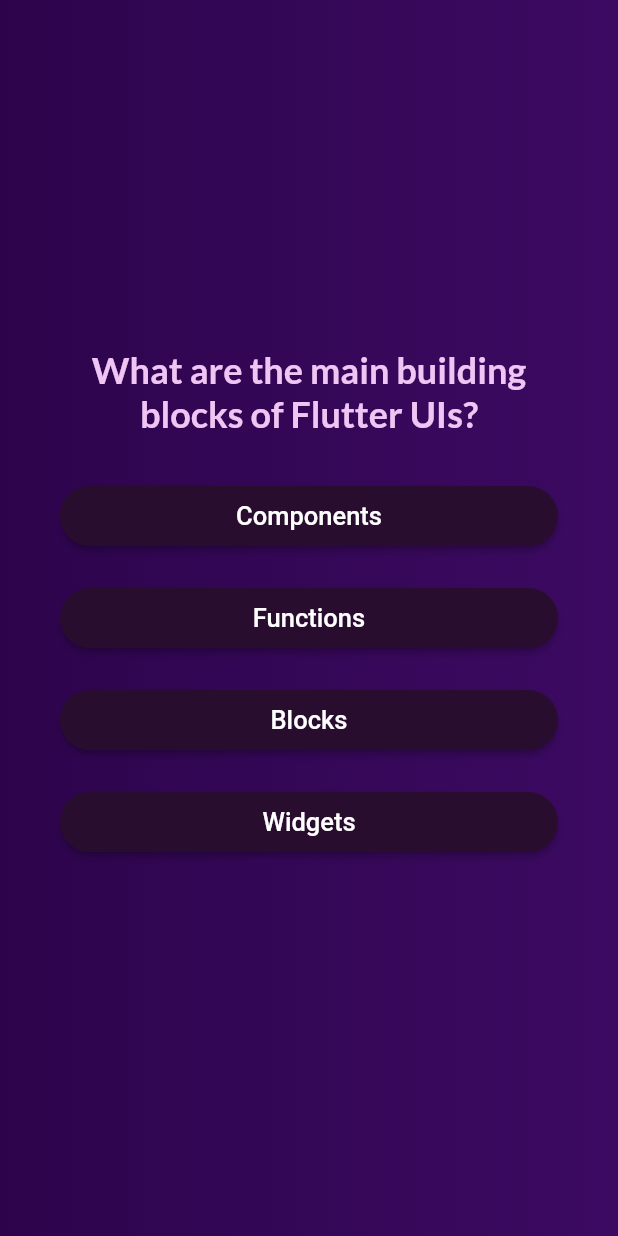
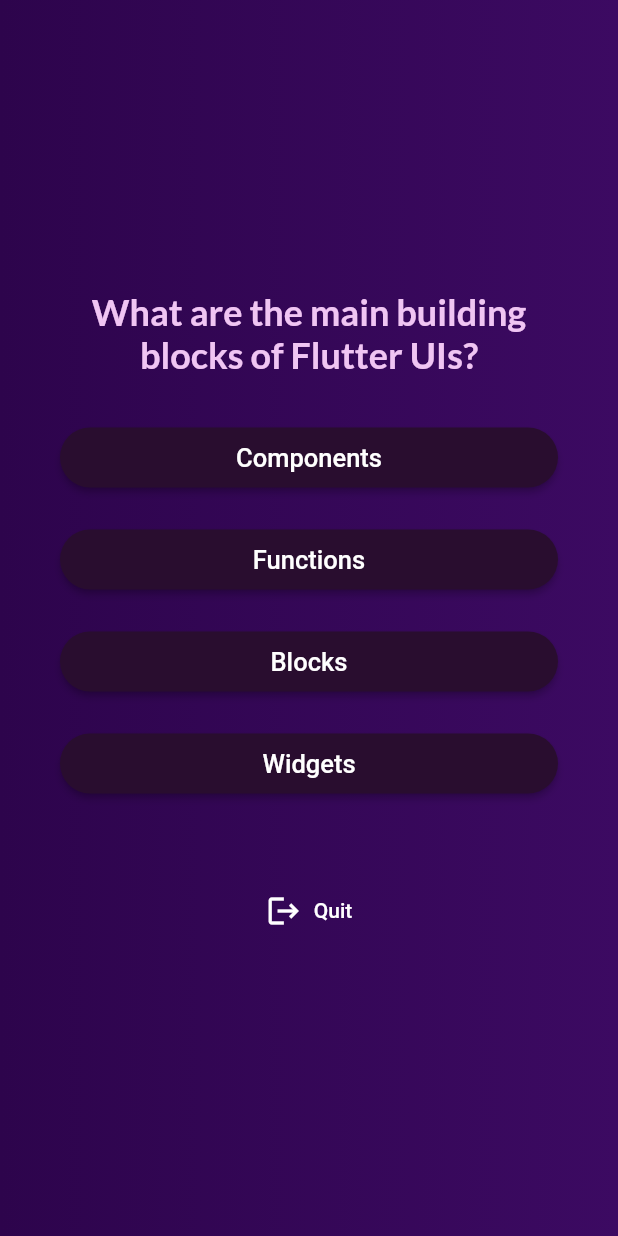
Before and after one commit to shedeurbarker/FlutterTutorials, a Flutter app: the screen it shows after launch, after a tap on "Start Quiz", on a phone screen of 412 x 824 dp. Run offline on Flutter 3.47's test engine with Material 2 defaults, Android fonts, the light colour scheme and no system bars; our stand-ins replace google_fonts.

Commit message:
Completed Quiz App

```diff
--- a/adv_basics/lib/questions_screen.dart
+++ b/adv_basics/lib/questions_screen.dart
@@ -4,9 +4,14 @@
 import 'package:google_fonts/google_fonts.dart';
 
 class QuestionsScreen extends StatefulWidget {
-  const QuestionsScreen({super.key, required this.onSelectAnswer});
+  const QuestionsScreen({
+    super.key,
+    required this.onSelectAnswer,
+    required this.quit,
+  });
 
   final void Function(String answer) onSelectAnswer;
+  final void Function() quit;
 
   @override
   State<QuestionsScreen> createState() {
@@ -59,7 +64,20 @@
                   const SizedBox(height: 20)
                 ],
               );
-            })
+            }),
+            const SizedBox(
+              height: 30,
+            ),
+            TextButton.icon(
+              onPressed: widget.quit,
+              icon: const Icon(Icons.logout, color: Colors.white),
+              label: const Text(
+                'Quit',
+                style: TextStyle(
+                  color: Colors.white,
+                ),
+              ),
+            )
           ],
         ),
       ),
--- a/adv_basics/lib/questions_summary.dart
+++ b/adv_basics/lib/questions_summary.dart
@@ -17,6 +17,7 @@
           children: summaryData.map(
             (data) {
               return Row(
+                crossAxisAlignment: CrossAxisAlignment.start,
                 children: [
                   Container(
                     height: 30,
--- a/adv_basics/lib/quiz.dart
+++ b/adv_basics/lib/quiz.dart
@@ -31,6 +31,13 @@
     });
   }
 
+  void quit() {
+    setState(() {
+      selectedAnswers = [];
+      activeScreen = "start-screen";
+    });
+  }
+
   void chooseAnswer(String answer) {
     selectedAnswers.add(answer);
 
@@ -45,7 +52,10 @@
   Widget build(BuildContext context) {
     Widget screenWidget = StartScreen(switchScreen);
     if (activeScreen == 'question-screen') {
-      screenWidget = QuestionsScreen(onSelectAnswer: chooseAnswer);
+      screenWidget = QuestionsScreen(
+        onSelectAnswer: chooseAnswer,
+        quit: quit,
+      );
     } else if (activeScreen == 'results-screen') {
       screenWidget = ResultsScreen(
         chosenAnswers: selectedAnswers,
```
